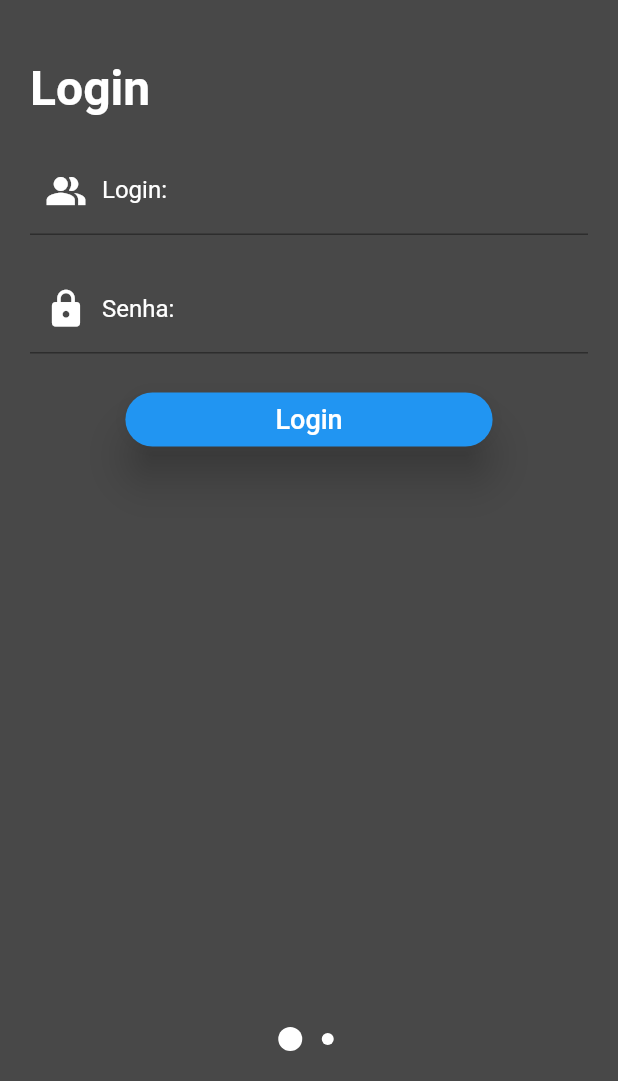
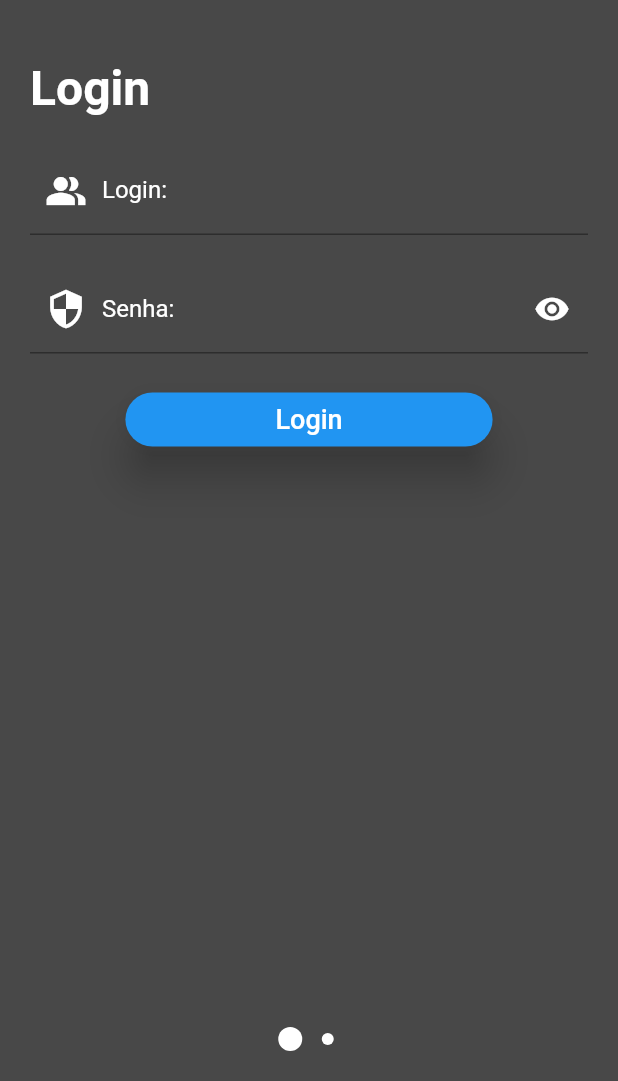
Before and after one commit to lucascardo12/housebarber, a Flutter app: the screen it shows after launch, after a tap on "Login", on a phone screen of 412 x 824 dp, the part 155-1236 px from its top. Run offline on Flutter 3.47's test engine with Material 2 defaults, Android fonts, the light colour scheme and no system bars; drawn by our look-alikes of liquid_swipe; our stand-ins replace flutter_money_formatter; missing offline and left inert: mongo_dart.

Commit message:
Alterações no Login e Cadastro

```diff
--- a/lib/config/banco.dart
+++ b/lib/config/banco.dart
@@ -27,7 +27,7 @@ class BancoMg {
             {"senha": infoArray['senha'], 'login': infoArray['login']});
         user = User.fromJson(ret);
         await closeDB();
-        return user;
+        return ret;
       } else {
         return user;
       }
--- a/lib/config/custom-functions.dart
+++ b/lib/config/custom-functions.dart
@@ -1,6 +1,7 @@
 import 'dart:convert';
-
 import 'package:crypto/crypto.dart';
+import 'package:flutter/material.dart';
+import 'package:housebarber/pages/home-page-cliente.dart';
 import 'package:housebarber/config/global.dart';
 import 'package:housebarber/model/cliente.dart';
 import 'package:housebarber/model/empresa.dart';
@@ -8,8 +9,42 @@ import 'package:housebarber/model/funcionario.dart';
 import 'package:housebarber/model/user.dart';
 
 class Customfunctions {
+  static validaLogin({var infoArray, BuildContext context}) async {
+    var login = infoArray["login"];
+    var senha = infoArray["senha"];
+    var mensagem = "";
+
+    if (login == "") {
+      mensagem += "O Login é Obrigatório";
+    }
+    if (senha == "") {
+      mensagem += "A Senha é Obrigatória";
+    }
+    if (mensagem == "") {
+      await bacon.getUser(infoArray: infoArray).then((value) {
+        if (value != null) {
+          var tpuser = value["tipoUser"];
+          if (tpuser == '1') {
+            //EMPRESA
+            Navigator.pushReplacementNamed(context, "/home");
+            print('EMPRESA');
+          } else if (tpuser == '2') {
+            //FUNCIONARIO
+            print('FUNCIONARIO');
+          } else if (tpuser == '3') {
+            //CLIENTE
+            print('CLIENTE');
+          }
+        } else {
+          //USUARIO NÃO ENCONTRADO
+        }
+      });
+    } else {
+      //retorno msg para a tela do usuario
+    }
+  }
+
   static validaCadastro({var infoArray}) {
-    print(infoArray);
     var nome = infoArray["nome"];
     var usuario = infoArray["usuario"];
     var senha = infoArray["senha"];
--- a/lib/main.dart
+++ b/lib/main.dart
@@ -26,6 +26,10 @@ class MyApp extends StatelessWidget {
           accentColor: secondary,
         ),
         home: LoginPage(),
-    );
+        routes: {
+          // MAIN /
+          //'/': (context) => LoginPage(),
+          '/login': (context) => LoginPage(),
+        });
   }
 }
--- a/lib/pages/cadastro-page.dart
+++ b/lib/pages/cadastro-page.dart
@@ -15,6 +15,7 @@ class _CadastroPageState extends State<CadastroPage> {
   TextEditingController numeroController = TextEditingController();
   TextEditingController cpfcnpjController = TextEditingController();
   TextEditingController emailController = TextEditingController();
+  bool _showPassword = false;
   @override
   Widget build(BuildContext context) {
     return Container(
@@ -90,20 +91,32 @@ class _CadastroPageState extends State<CadastroPage> {
                               ),
                             )),
                         TextField(
+                          obscureText: !_showPassword,
+                          controller: senhaController,
                           style: TextStyle(color: Colors.white),
-                            controller: senhaController,
                           decoration: InputDecoration(
-                              prefixIcon: Icon(
-                                Icons.people_alt,
+                            labelText: 'Senha:',
+                            prefixIcon: const Icon(
+                              Icons.security,
                               color: Colors.white,
                               size: 28,
                             ),
-                              labelText: "Senha:",
+                            suffixIcon: IconButton(
+                              icon: Icon(
+                                Icons.remove_red_eye,
+                                color:
+                                    _showPassword ? Colors.white : Colors.white,
+                              ),
+                              onPressed: () {
+                                setState(() => _showPassword = !_showPassword);
+                              },
+                            ),
                             labelStyle: TextStyle(
                               color: Colors.white,
                               fontSize: 16,
                             ),
-                            )),
+                          ),
+                        ),
                         SizedBox(
                           height: 20,
                         ),
@@ -165,8 +178,15 @@ class _CadastroPageState extends State<CadastroPage> {
                         ),
                         Align(
                             alignment: Alignment.centerLeft,
+                            child: Padding(
+                                padding: EdgeInsets.only(left: 10),
                                 child: DropdownButton(
+                                    isExpanded: true,
                                     dropdownColor: secondary,
+                                    icon: Icon(
+                                      Icons.keyboard_arrow_down,
+                                      color: Colors.white,
+                                    ),
                                     value: tipoUser ?? 1,
                                     style: TextStyle(
                                       color: Colors.white,
@@ -190,7 +210,7 @@ class _CadastroPageState extends State<CadastroPage> {
                                       setState(() {
                                         tipoUser = value;
                                       });
-                                })),
+                                    }))),
                         SizedBox(
                           height: 20,
                         ),
--- a/lib/pages/sub-login-page.dart
+++ b/lib/pages/sub-login-page.dart
@@ -1,5 +1,6 @@
 import 'package:flutter/material.dart';
 import 'package:housebarber/config/custom-colors.dart';
+import 'package:housebarber/config/custom-functions.dart';
 
 class SubLoginPage extends StatefulWidget {
   @override
@@ -8,6 +9,8 @@ class SubLoginPage extends StatefulWidget {
 
 class _SubLoginPageState extends State<SubLoginPage> {
   TextEditingController loginController = TextEditingController();
+  TextEditingController senhaController = TextEditingController();
+  bool _showPassword = false;
   @override
   Widget build(BuildContext context) {
     return Container(
@@ -17,7 +20,7 @@ class _SubLoginPageState extends State<SubLoginPage> {
               cursorColor: Colors.white,
               primaryColor: Colors.white,
             ),
-            child: Column(
+            child: ListView(
               children: [
                 SizedBox(
                   height: 80,
@@ -51,7 +54,7 @@ class _SubLoginPageState extends State<SubLoginPage> {
                         ),
                         TextField(
                             style: TextStyle(color: Colors.white),
-                            //controller: loginController,
+                            controller: loginController,
                             decoration: InputDecoration(
                               prefixIcon: Icon(
                                 Icons.people_alt,
@@ -68,21 +71,32 @@ class _SubLoginPageState extends State<SubLoginPage> {
                           height: 20,
                         ),
                         TextField(
+                          obscureText: !_showPassword,
+                          controller: senhaController,
                           style: TextStyle(color: Colors.white),
-                            keyboardType: TextInputType.text,
                           decoration: InputDecoration(
-                              prefixIcon: Icon(
-                                Icons.lock,
+                            labelText: 'Senha:',
+                            prefixIcon: const Icon(
+                              Icons.security,
                               color: Colors.white,
                               size: 28,
                             ),
-                              labelText: "Senha:",
-                              hintStyle: TextStyle(color: Colors.white),
+                            suffixIcon: IconButton(
+                              icon: Icon(
+                                Icons.remove_red_eye,
+                                color:
+                                    _showPassword ? Colors.white : Colors.white,
+                              ),
+                              onPressed: () {
+                                setState(() => _showPassword = !_showPassword);
+                              },
+                            ),
                             labelStyle: TextStyle(
                               color: Colors.white,
                               fontSize: 16,
                             ),
-                            )),
+                          ),
+                        ),
                         SizedBox(
                           height: 20,
                         ),
@@ -94,7 +108,14 @@ class _SubLoginPageState extends State<SubLoginPage> {
                             borderRadius: BorderRadius.circular(25),
                           ),
                           color: secondary,
-                          onPressed: () {},
+                          onPressed: () {
+                            Map<String, String> infoArray = {
+                              'login': loginController.text,
+                              'senha': senhaController.text
+                            };
+                            Customfunctions.validaLogin(
+                                infoArray: infoArray, context: context);
+                          },
                           child: Text(
                             'Login',
                             style: TextStyle(color: Colors.white, fontSize: 18),
```
Also changed, not shown: lib/pages/home-page-cliente.dart (added, +31 -0 lines), 1 other file. Lines whose indentation alone changed are shown as unchanged.
